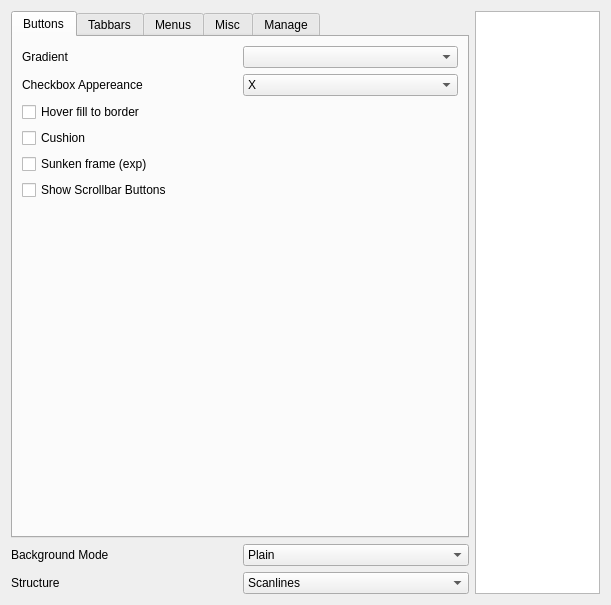
The window that config/config.ui (deiv/bespin-pkg) describes before a commit, drawn with Qt 5.
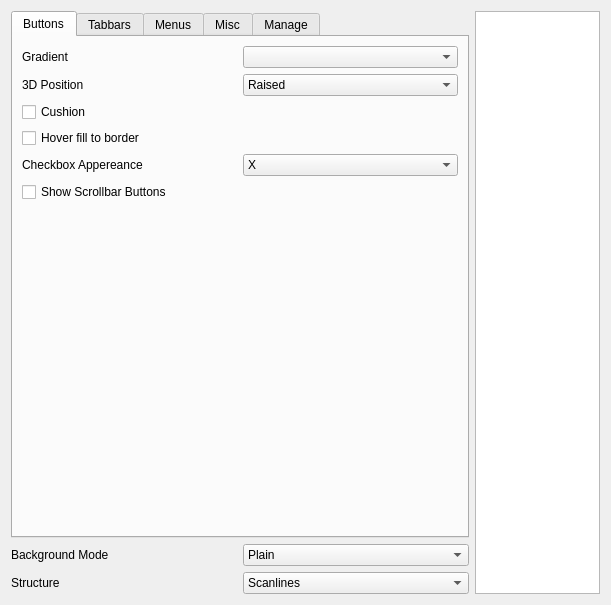
The same window after the commit.

Commit message: added support for embedded (layer 0) buttons etc.

What changed in the file:
```diff
--- a/config/config.ui
+++ b/config/config.ui
@@ -34,13 +34,53 @@
         <widget class="QComboBox" name="gradButton" />
        </item>
        <item row="1" column="0" >
+        <widget class="QLabel" name="label_14" >
+         <property name="text" >
+          <string>3D Position</string>
+         </property>
+        </widget>
+       </item>
+       <item row="1" column="1" >
+        <widget class="QComboBox" name="sunkenButtons" >
+         <item>
+          <property name="text" >
+           <string>Raised</string>
+          </property>
+         </item>
+         <item>
+          <property name="text" >
+           <string>Embedded</string>
+          </property>
+         </item>
+         <item>
+          <property name="text" >
+           <string>Sunken</string>
+          </property>
+         </item>
+        </widget>
+       </item>
+       <item row="2" column="0" >
+        <widget class="QCheckBox" name="cushion" >
+         <property name="text" >
+          <string>Cushion</string>
+         </property>
+        </widget>
+       </item>
+       <item row="3" column="0" colspan="2" >
+        <widget class="QCheckBox" name="fullButtonHover" >
+         <property name="text" >
+          <string>Hover fill to border</string>
+         </property>
+        </widget>
+       </item>
+       <item row="4" column="0" >
         <widget class="QLabel" name="label_8" >
          <property name="text" >
           <string>Checkbox Appereance</string>
          </property>
         </widget>
        </item>
-       <item row="1" column="1" >
+       <item row="4" column="1" >
         <widget class="QComboBox" name="checkMark" >
          <item>
           <property name="text" >
@@ -59,27 +99,6 @@
          </item>
         </widget>
        </item>
-       <item row="2" column="0" colspan="2" >
-        <widget class="QCheckBox" name="fullButtonHover" >
-         <property name="text" >
-          <string>Hover fill to border</string>
-         </property>
-        </widget>
-       </item>
-       <item row="3" column="0" >
-        <widget class="QCheckBox" name="cushion" >
-         <property name="text" >
-          <string>Cushion</string>
-         </property>
-        </widget>
-       </item>
-       <item row="4" column="0" >
-        <widget class="QCheckBox" name="sunkenButtons" >
-         <property name="text" >
-          <string>Sunken frame (exp)</string>
-         </property>
-        </widget>
-       </item>
        <item row="5" column="0" colspan="2" >
         <widget class="QCheckBox" name="showScrollButtons" >
          <property name="text" >
@@ -95,7 +114,7 @@
          <property name="sizeHint" >
           <size>
            <width>215</width>
-           <height>231</height>
+           <height>211</height>
           </size>
          </property>
         </spacer>
```
The commit also changes 9 other files.
